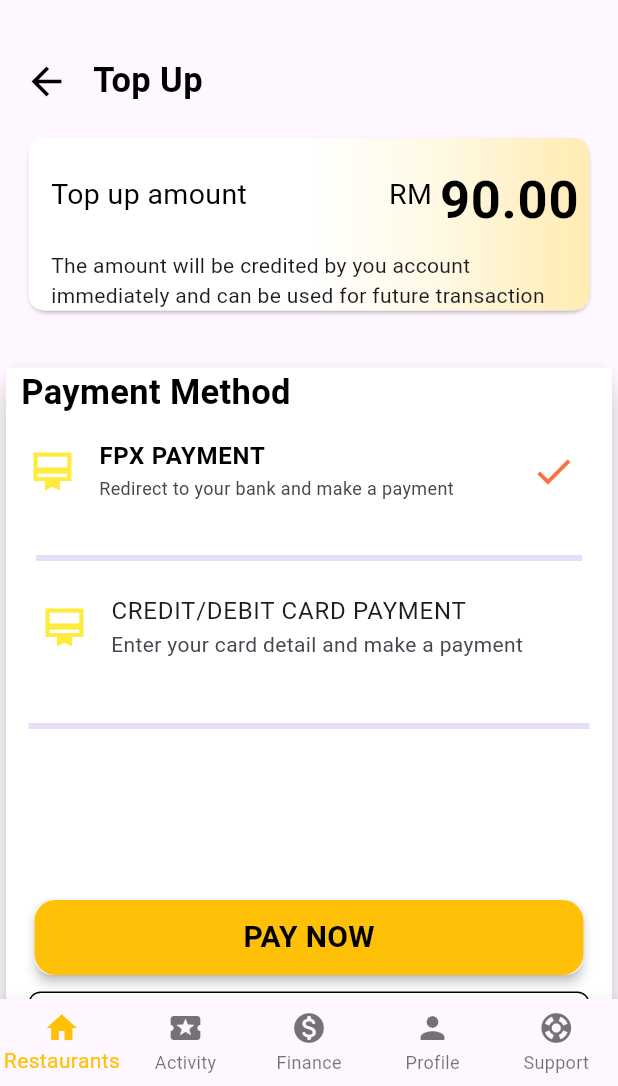
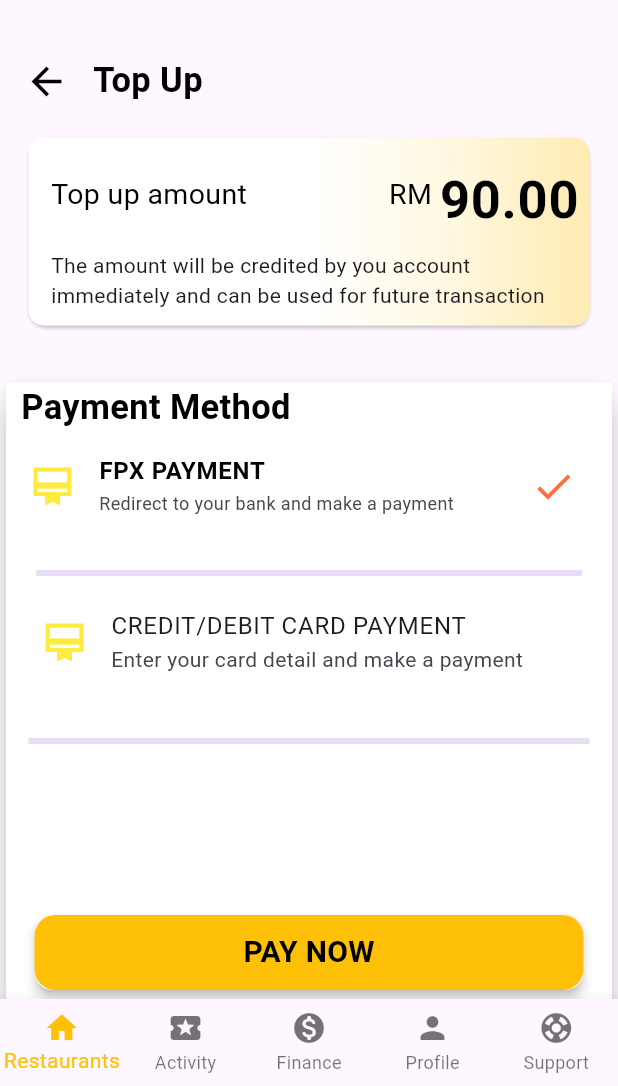
Before and after one commit to safwan119/Resto-app-for-practise, a Flutter app: the TopUp screen opened directly, on a phone screen of 412 x 824 dp, the part 150-1236 px from its top. Run offline on Flutter 3.47's test engine with Material 3 defaults, Android fonts, the phone set to English and light mode, and no system bars; our stand-ins replace firebase_auth, firebase_core, flutter_dotenv, flutter_rating, fluttertoast, font_awesome_flutter and 1 more; accounts and stored records are empty.

Commit message:
changing in file

```diff
--- a/lib/topUp.dart
+++ b/lib/topUp.dart
@@ -152,6 +152,7 @@ class _TopUpState extends State<TopUp> {
                           ),
                         ),
                       ),
+                      SizedBox(height: 10,),
                     ],
                   ),
                 ),
@@ -268,7 +269,7 @@ class _TopUpState extends State<TopUp> {
                     ),
                     SizedBox(height: 7),
                     Padding(
-                      padding: const EdgeInsets.symmetric(horizontal: 15),
+                      padding: const EdgeInsets.symmetric(horizontal: 18),
                       child: Container(
                         width: double.infinity,
                         height: 60,
```
